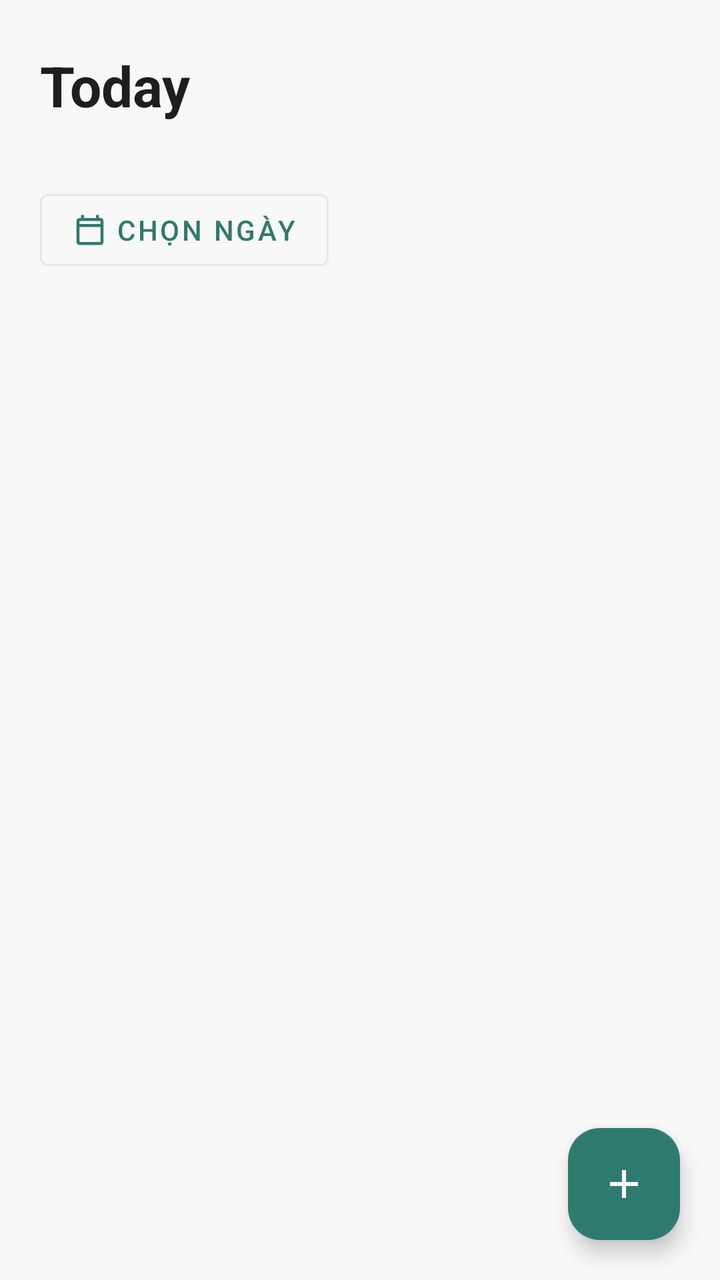
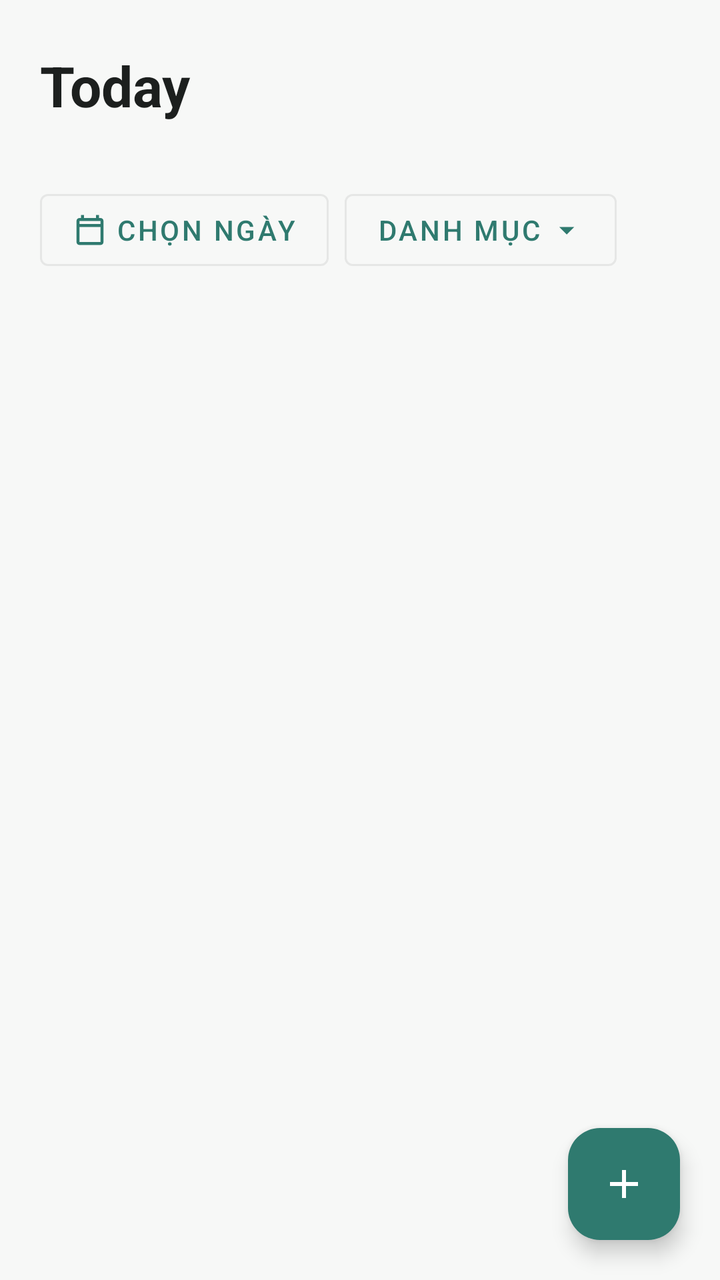

Screens rendered from an Android XML layout before and after an edit, with the pre-edit source and the edit as a unified diff.
<!-- AndroidManifest.xml: application theme Theme.TodoList -->
<!-- res/layout/fragment_tasks.xml -->
<?xml version="1.0" encoding="utf-8"?>
<androidx.coordinatorlayout.widget.CoordinatorLayout
    xmlns:android="http://schemas.android.com/apk/res/android"
    xmlns:app="http://schemas.android.com/apk/res-auto"
    android:layout_width="match_parent"
    android:layout_height="match_parent"
    android:background="@color/canvas_mist">

    <LinearLayout
        android:layout_width="match_parent"
        android:layout_height="match_parent"
        android:orientation="vertical">

        <TextView
            android:layout_width="wrap_content"
            android:layout_height="wrap_content"
            android:paddingHorizontal="20dp"
            android:paddingTop="24dp"
            android:text="@string/today"
            android:textColor="@color/charcoal_ink"
            android:textSize="28sp"
            android:textStyle="bold" />

        <TextView
            android:id="@+id/count"
            android:layout_width="wrap_content"
            android:layout_height="wrap_content"
            android:paddingHorizontal="20dp"
            android:paddingBottom="12dp"
            android:fontFamily="monospace"
            android:textColor="@color/muted_steel"
            android:textSize="13sp" />

        <LinearLayout
            android:layout_width="match_parent"
            android:layout_height="wrap_content"
            android:orientation="horizontal"
            android:gravity="center_vertical"
            android:paddingHorizontal="20dp"
            android:paddingBottom="8dp">

            <com.google.android.material.button.MaterialButton
                android:id="@+id/btn_pick_date"
                style="@style/Widget.MaterialComponents.Button.OutlinedButton"
                android:layout_width="wrap_content"
                android:layout_height="wrap_content"
                android:text="@string/pick_date"
                android:textColor="@color/muted_sage"
                app:icon="@drawable/ic_calendar"
                app:iconTint="@color/muted_sage"
                app:strokeColor="@color/whisper_border" />

            <ImageView
                android:id="@+id/btn_clear_date"
                android:layout_width="40dp"
                android:layout_height="40dp"
                android:layout_marginStart="4dp"
                android:padding="8dp"
                android:background="?attr/selectableItemBackgroundBorderless"
                android:contentDescription="@string/clear_date"
                android:src="@drawable/ic_close"
                android:visibility="gone" />
        </LinearLayout>

        <HorizontalScrollView
            android:layout_width="match_parent"
            android:layout_height="wrap_content"
            android:paddingHorizontal="20dp"
            android:scrollbars="none"
            android:clipToPadding="false">

            <com.google.android.material.chip.ChipGroup
                android:id="@+id/chip_group"
                android:layout_width="wrap_content"
                android:layout_height="wrap_content"
                app:singleLine="true"
                app:singleSelection="true"
                app:selectionRequired="true" />
        </HorizontalScrollView>

        <FrameLayout
            android:layout_width="match_parent"
            android:layout_height="match_parent">

            <androidx.recyclerview.widget.RecyclerView
                android:id="@+id/rv_tasks"
                android:layout_width="match_parent"
                android:layout_height="match_parent"
                android:clipToPadding="false"
                android:paddingTop="8dp"
                android:paddingBottom="88dp" />

            <LinearLayout
                android:id="@+id/empty"
                android:layout_width="match_parent"
                android:layout_height="match_parent"
                android:orientation="vertical"
                android:gravity="center"
                android:padding="32dp"
                android:visibility="gone">

                <ImageView
                    android:layout_width="72dp"
                    android:layout_height="72dp"
                    android:contentDescription="@string/no_tasks_yet"
                    android:src="@drawable/ic_tasks"
                    app:tint="@color/faint_steel" />

                <TextView
                    android:layout_width="wrap_content"
                    android:layout_height="wrap_content"
                    android:layout_marginTop="16dp"
                    android:text="@string/no_tasks_yet"
                    android:textColor="@color/charcoal_ink"
                    android:textSize="16sp" />

                <com.google.android.material.button.MaterialButton
                    android:id="@+id/btn_empty_add"
                    android:layout_width="wrap_content"
                    android:layout_height="wrap_content"
                    android:layout_marginTop="16dp"
                    android:text="@string/add_a_task"
                    android:textColor="@color/pure_surface"
                    app:backgroundTint="@color/muted_sage"
                    app:cornerRadius="20dp" />
            </LinearLayout>
        </FrameLayout>
    </LinearLayout>

    <com.google.android.material.floatingactionbutton.FloatingActionButton
        android:id="@+id/fab_add_task"
        android:layout_width="wrap_content"
        android:layout_height="wrap_content"
        android:layout_gravity="bottom|end"
        android:layout_margin="20dp"
        android:contentDescription="@string/new_task"
        android:src="@drawable/ic_add"
        app:backgroundTint="@color/muted_sage"
        app:tint="@color/pure_surface" />

</androidx.coordinatorlayout.widget.CoordinatorLayout>
<!-- resources referenced by this layout -->
<resources>
  <color name="canvas_mist">#F7F8F7</color>
  <color name="charcoal_ink">#1C1F1E</color>
  <color name="faint_steel">#A0A5A3</color>
  <color name="muted_sage">#2F7A6F</color>
  <color name="muted_steel">#6B7270</color>
  <color name="pure_surface">#FFFFFF</color>
  <color name="whisper_border">#141C1F1E</color>
  <!-- drawable ic_add (drawable) -->
  <vector xmlns:android="http://schemas.android.com/apk/res/android"
      android:width="24dp" android:height="24dp"
      android:viewportWidth="24" android:viewportHeight="24"
      android:tint="#FFFFFF">
      <path android:fillColor="@android:color/white"
          android:pathData="M19,13h-6v6h-2v-6H5v-2h6V5h2v6h6v2z"/>
  </vector>
  <!-- drawable ic_calendar (drawable) -->
  <?xml version="1.0" encoding="utf-8"?>
  <vector xmlns:android="http://schemas.android.com/apk/res/android"
      android:width="24dp" android:height="24dp"
      android:viewportWidth="24" android:viewportHeight="24">
      <path android:fillColor="@color/charcoal_ink"
          android:pathData="M19,4h-1V2h-2v2H8V2H6v2H5C3.89,4 3,4.9 3,6v14c0,1.1 0.89,2 2,2h14c1.1,0 2,-0.9 2,-2V6C21,4.9 20.1,4 19,4zM19,20H5V10h14V20zM19,8H5V6h14V8z"/>
  </vector>
  <!-- drawable ic_close (drawable) -->
  <?xml version="1.0" encoding="utf-8"?>
  <vector xmlns:android="http://schemas.android.com/apk/res/android"
      android:width="24dp" android:height="24dp"
      android:viewportWidth="24" android:viewportHeight="24">
      <path android:fillColor="@color/muted_steel"
          android:pathData="M19,6.41L17.59,5 12,10.59 6.41,5 5,6.41 10.59,12 5,17.59 6.41,19 12,13.41 17.59,19 19,17.59 13.41,12z"/>
  </vector>
  <!-- drawable ic_tasks (drawable) -->
  <vector xmlns:android="http://schemas.android.com/apk/res/android"
      android:width="24dp" android:height="24dp"
      android:viewportWidth="24" android:viewportHeight="24"
      android:tint="#6B7270">
      <path android:fillColor="@android:color/white"
          android:pathData="M22,5.18L10.59,16.6l-4.24,-4.24 1.41,-1.41 2.83,2.83 10,-10L22,5.18zM12,20c-4.41,0 -8,-3.59 -8,-8s3.59,-8 8,-8c1.57,0 3.04,0.46 4.28,1.25l1.45,-1.45C16.1,2.67 14.13,2 12,2 6.48,2 2,6.48 2,12s4.48,10 10,10c1.73,0 3.36,-0.44 4.78,-1.22l-1.5,-1.5C14.28,19.74 13.17,20 12,20z"/>
  </vector>
  <string name="add_a_task">Add a task</string>
  <string name="clear_date">Bỏ lọc ngày</string>
  <string name="new_task">New Task</string>
  <string name="no_tasks_yet">No tasks yet — add your first</string>
  <string name="pick_date">Chọn ngày</string>
  <string name="today">Today</string>
  <style name="Theme.TodoList" parent="Base.Theme.TodoList" />
  <style name="Base.Theme.TodoList" parent="Theme.Material3.DayNight.NoActionBar">
          
          
          <item name="colorPrimary">@color/muted_sage</item>
          <item name="colorOnPrimary">@color/pure_surface</item>
          <item name="android:colorBackground">@color/canvas_mist</item>
          <item name="colorSurface">@color/pure_surface</item>
          <item name="colorOnSurface">@color/charcoal_ink</item>
      </style>
</resources>

<!-- the commit's change to res/layout/fragment_tasks.xml (unified diff, before → after) -->
@@ -31,51 +31,66 @@
             android:textColor="@color/muted_steel"
             android:textSize="13sp" />
 
-        <LinearLayout
-            android:layout_width="match_parent"
-            android:layout_height="wrap_content"
-            android:orientation="horizontal"
-            android:gravity="center_vertical"
-            android:paddingHorizontal="20dp"
-            android:paddingBottom="8dp">
-
-            <com.google.android.material.button.MaterialButton
-                android:id="@+id/btn_pick_date"
-                style="@style/Widget.MaterialComponents.Button.OutlinedButton"
-                android:layout_width="wrap_content"
-                android:layout_height="wrap_content"
-                android:text="@string/pick_date"
-                android:textColor="@color/muted_sage"
-                app:icon="@drawable/ic_calendar"
-                app:iconTint="@color/muted_sage"
-                app:strokeColor="@color/whisper_border" />
-
-            <ImageView
-                android:id="@+id/btn_clear_date"
-                android:layout_width="40dp"
-                android:layout_height="40dp"
-                android:layout_marginStart="4dp"
-                android:padding="8dp"
-                android:background="?attr/selectableItemBackgroundBorderless"
-                android:contentDescription="@string/clear_date"
-                android:src="@drawable/ic_close"
-                android:visibility="gone" />
-        </LinearLayout>
-
         <HorizontalScrollView
             android:layout_width="match_parent"
             android:layout_height="wrap_content"
             android:paddingHorizontal="20dp"
+            android:paddingBottom="8dp"
             android:scrollbars="none"
             android:clipToPadding="false">
 
-            <com.google.android.material.chip.ChipGroup
-                android:id="@+id/chip_group"
+            <LinearLayout
                 android:layout_width="wrap_content"
                 android:layout_height="wrap_content"
-                app:singleLine="true"
-                app:singleSelection="true"
-                app:selectionRequired="true" />
+                android:orientation="horizontal"
+                android:gravity="center_vertical">
+
+                <com.google.android.material.button.MaterialButton
+                    android:id="@+id/btn_pick_date"
+                    style="@style/Widget.MaterialComponents.Button.OutlinedButton"
+                    android:layout_width="wrap_content"
+                    android:layout_height="wrap_content"
+                    android:text="@string/pick_date"
+                    android:textColor="@color/muted_sage"
+                    app:icon="@drawable/ic_calendar"
+                    app:iconTint="@color/muted_sage"
+                    app:strokeColor="@color/whisper_border" />
+
+                <ImageView
+                    android:id="@+id/btn_clear_date"
+                    android:layout_width="40dp"
+                    android:layout_height="40dp"
+                    android:layout_marginStart="4dp"
+                    android:padding="8dp"
+                    android:background="?attr/selectableItemBackgroundBorderless"
+                    android:contentDescription="@string/clear_date"
+                    android:src="@drawable/ic_close"
+                    android:visibility="gone" />
+
+                <com.google.android.material.button.MaterialButton
+                    android:id="@+id/btn_category"
+                    style="@style/Widget.MaterialComponents.Button.OutlinedButton"
+                    android:layout_width="wrap_content"
+                    android:layout_height="wrap_content"
+                    android:layout_marginStart="8dp"
+                    android:text="@string/category"
+                    android:textColor="@color/muted_sage"
+                    app:icon="@drawable/ic_arrow_drop_down"
+                    app:iconGravity="textEnd"
+                    app:iconTint="@color/muted_sage"
+                    app:strokeColor="@color/whisper_border" />
+
+                <ImageView
+                    android:id="@+id/btn_clear_category"
+                    android:layout_width="40dp"
+                    android:layout_height="40dp"
+                    android:layout_marginStart="4dp"
+                    android:padding="8dp"
+                    android:background="?attr/selectableItemBackgroundBorderless"
+                    android:contentDescription="@string/clear_category"
+                    android:src="@drawable/ic_close"
+                    android:visibility="gone" />
+            </LinearLayout>
         </HorizontalScrollView>
 
         <FrameLayout
<!-- resource entries referenced after the edit -->
@@ -14,6 +14,17 @@
       android:tint="#FFFFFF">
       <path android:fillColor="@android:color/white"
           android:pathData="M19,13h-6v6h-2v-6H5v-2h6V5h2v6h6v2z"/>
+  </vector>
+  <!-- drawable ic_arrow_drop_down (drawable) -->
+  <vector xmlns:android="http://schemas.android.com/apk/res/android"
+      android:width="24dp"
+      android:height="24dp"
+      android:viewportWidth="24"
+      android:viewportHeight="24"
+      android:tint="@color/muted_sage">
+      <path
+          android:fillColor="@android:color/white"
+          android:pathData="M7,10l5,5 5,-5z" />
   </vector>
   <!-- drawable ic_calendar (drawable) -->
   <?xml version="1.0" encoding="utf-8"?>
@@ -40,6 +51,8 @@
           android:pathData="M22,5.18L10.59,16.6l-4.24,-4.24 1.41,-1.41 2.83,2.83 10,-10L22,5.18zM12,20c-4.41,0 -8,-3.59 -8,-8s3.59,-8 8,-8c1.57,0 3.04,0.46 4.28,1.25l1.45,-1.45C16.1,2.67 14.13,2 12,2 6.48,2 2,6.48 2,12s4.48,10 10,10c1.73,0 3.36,-0.44 4.78,-1.22l-1.5,-1.5C14.28,19.74 13.17,20 12,20z"/>
   </vector>
   <string name="add_a_task">Add a task</string>
+  <string name="category">Danh mục</string>
+  <string name="clear_category">Bỏ lọc danh mục</string>
   <string name="clear_date">Bỏ lọc ngày</string>
   <string name="new_task">New Task</string>
   <string name="no_tasks_yet">No tasks yet — add your first</string>
